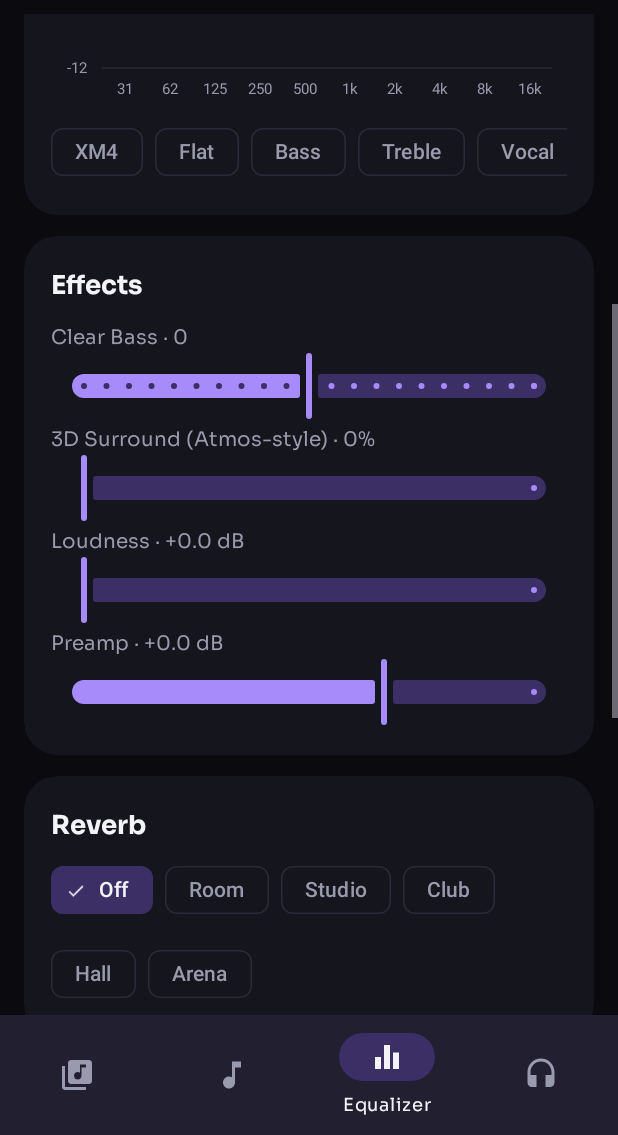
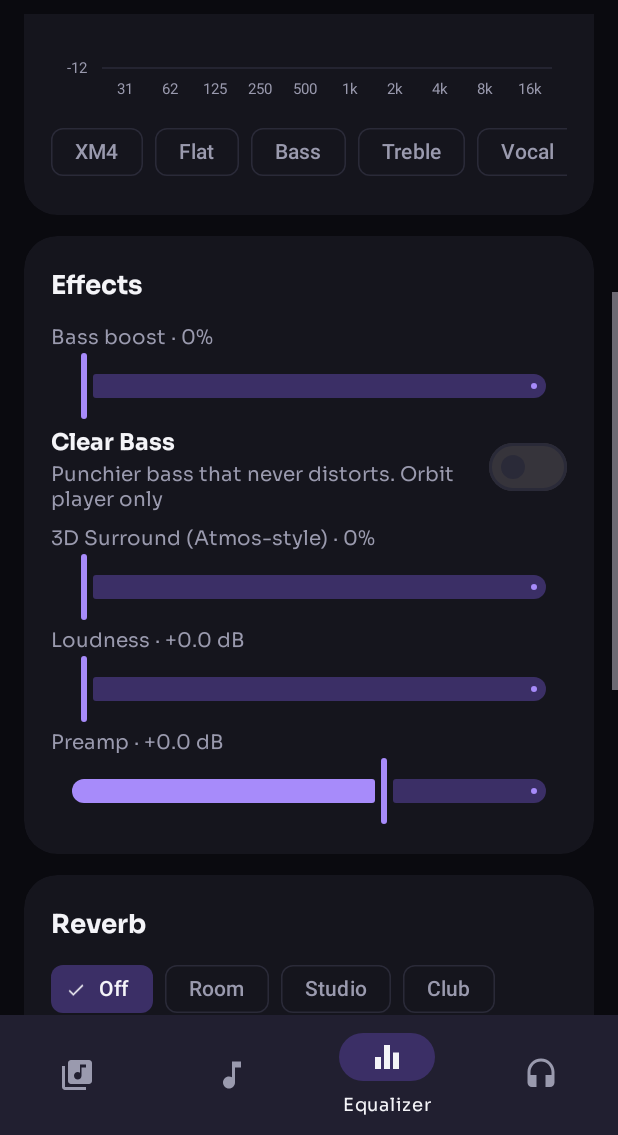
Before and after one commit to cryptoking12344-lgtm/Orbit-eq, an Android app: the screen it shows after launch (MainActivity), item 3 of the bottom bar chosen, scrolled down 466 dp, on a phone screen of 412 x 824 dp, the part 101-1236 px from its top. Run offline under Robolectric (Android 15) with nearby library versions, the phone set to English and light mode, and no system bars; pictures from the network do not load.

Commit message:
Bring back Bass boost slider with a Clear Bass switch; Clear Audio+ keeps the bass
Co-Authored-By: Claude Opus 5.5 <noreply@anthropic.com>
Claude-Session: https://claude.ai/code/session_01VKaP6LPPGrG53t7xMBSPfw

```diff
--- a/app/src/main/java/com/ck/orbiteq/MainActivity.kt
+++ b/app/src/main/java/com/ck/orbiteq/MainActivity.kt
@@ -95,6 +95,7 @@ class MainActivity : AppCompatActivity(), PlayerEngine.Listener, SpeakerTest.Lis
     private lateinit var chipsReverb: ChipGroup
     private lateinit var sliderBass: Slider
     private lateinit var switchClearAudio: MaterialSwitch
+    private lateinit var switchClearBass: MaterialSwitch
     private lateinit var sliderSpatial: Slider
     private lateinit var sliderLoud: Slider
     private lateinit var sliderPreamp: Slider
@@ -402,6 +403,7 @@ class MainActivity : AppCompatActivity(), PlayerEngine.Listener, SpeakerTest.Lis
         chipsReverb = findViewById(R.id.chipsReverb)
         sliderBass = findViewById(R.id.sliderBass)
         switchClearAudio = findViewById(R.id.switchClearAudio)
+        switchClearBass = findViewById(R.id.switchClearBass)
         sliderSpatial = findViewById(R.id.sliderSpatial)
         sliderLoud = findViewById(R.id.sliderLoud)
         sliderPreamp = findViewById(R.id.sliderPreamp)
@@ -555,7 +557,11 @@ class MainActivity : AppCompatActivity(), PlayerEngine.Listener, SpeakerTest.Lis
         findViewById<MaterialButton>(R.id.btnReset).setOnClickListener { AudioState.setEq(EqSettings()) }
         findViewById<MaterialButton>(R.id.btnSavePreset).setOnClickListener { Sheets.savePreset(this) }
 
-        bindSlider(sliderBass) { v, done -> AudioState.setEq(AudioState.eq.copy(bass = v / 10f), done) }
+        bindSlider(sliderBass) { v, done -> AudioState.setEq(AudioState.eq.copy(bass = v), done) }
+        switchClearBass.setOnCheckedChangeListener { _, on ->
+            if (AudioState.eq.clearBass != on) AudioState.setEq(AudioState.eq.copy(clearBass = on))
+        }
+        findViewById<View>(R.id.rowClearBass).setOnClickListener { switchClearBass.toggle() }
         switchClearAudio.setOnCheckedChangeListener { _, on ->
             if (AudioState.eq.clearAudio != on) AudioState.setEq(AudioState.eq.copy(clearAudio = on))
         }
@@ -631,13 +637,13 @@ class MainActivity : AppCompatActivity(), PlayerEngine.Listener, SpeakerTest.Lis
     private fun refreshSound() {
         val s = AudioState.eq
         eqCurve.setGains(s.gains)
-        val cb = (s.bass * 10f).roundToInt()
-        setSlider(sliderBass, cb.toFloat())
+        setSlider(sliderBass, s.bass)
         if (switchClearAudio.isChecked != s.clearAudio) switchClearAudio.isChecked = s.clearAudio
+        if (switchClearBass.isChecked != s.clearBass) switchClearBass.isChecked = s.clearBass
         setSlider(sliderSpatial, s.spatial)
         setSlider(sliderLoud, s.loudness)
         setSlider(sliderPreamp, s.preamp)
-        lblBass.text = getString(R.string.lbl_bass, if (cb > 0) "+$cb" else if (cb < 0) "−${-cb}" else "0")
+        lblBass.text = getString(R.string.lbl_bass, (s.bass * 100).roundToInt())
         lblSpatial.text = getString(R.string.lbl_spatial, (s.spatial * 100).roundToInt())
         lblLoud.text = getString(R.string.lbl_loud, s.loudness)
         lblPreamp.text = getString(R.string.lbl_preamp, s.preamp)
--- a/app/src/main/java/com/ck/orbiteq/model/EqSettings.kt
+++ b/app/src/main/java/com/ck/orbiteq/model/EqSettings.kt
@@ -7,11 +7,12 @@ import org.json.JSONObject
 class EqSettings(
     val gains: FloatArray = FloatArray(BANDS),
     val preamp: Float = 0f,     // dB, -12..+6
-    val bass: Float = 0f,       // Clear Bass level -1..+1 (slider -10..+10); old saves (0..1) map straight over
+    val bass: Float = 0f,       // Bass boost 0..1 (0..10 dB)
     val spatial: Float = 0f,    // 0..1  (3D surround / Atmos-style)
     val reverb: Int = 0,        // index into REVERB_NAMES
     val loudness: Float = 0f,   // dB, 0..8
     val clearAudio: Boolean = false,  // Clear Audio+ (Orbit player only)
+    val clearBass: Boolean = false,   // Bass boost done the Clear Bass way (Orbit player only)
 ) {
     fun copy(
         gains: FloatArray = this.gains.copyOf(),
@@ -21,7 +22,8 @@ class EqSettings(
         reverb: Int = this.reverb,
         loudness: Float = this.loudness,
         clearAudio: Boolean = this.clearAudio,
-    ): EqSettings = EqSettings(gains, preamp, bass, spatial, reverb, loudness, clearAudio)
+        clearBass: Boolean = this.clearBass,
+    ): EqSettings = EqSettings(gains, preamp, bass, spatial, reverb, loudness, clearAudio, clearBass)
 
     fun toJson(): JSONObject {
         val arr = JSONArray()
@@ -34,6 +36,7 @@ class EqSettings(
             .put("r", reverb)
             .put("l", loudness.toDouble())
             .put("ca", clearAudio)
+            .put("cb", clearBass)
     }
 
     companion object {
@@ -52,11 +55,12 @@ class EqSettings(
             return EqSettings(
                 gains = g,
                 preamp = o.optDouble("p", 0.0).toFloat().coerceIn(-12f, 6f),
-                bass = o.optDouble("b", 0.0).toFloat().coerceIn(-1f, 1f),
+                bass = o.optDouble("b", 0.0).toFloat().coerceIn(0f, 1f),
                 spatial = o.optDouble("s", 0.0).toFloat().coerceIn(0f, 1f),
                 reverb = o.optInt("r", 0).coerceIn(0, REVERB_NAMES.size - 1),
                 loudness = o.optDouble("l", 0.0).toFloat().coerceIn(0f, 8f),
                 clearAudio = o.optBoolean("ca", false),
+                clearBass = o.optBoolean("cb", false),
             )
         }
     }
--- a/app/src/main/res/layout/activity_main.xml
+++ b/app/src/main/res/layout/activity_main.xml
@@ -245,11 +245,47 @@
                             android:id="@+id/sliderBass"
                             android:layout_width="match_parent"
                             android:layout_height="wrap_content"
-                            android:stepSize="1"
                             android:value="0"
-                            android:valueFrom="-10"
-                            android:valueTo="10"
+                            android:valueFrom="0"
+                            android:valueTo="1"
                             app:labelBehavior="gone" />
+
+                        <!-- Clear Bass: how the bass boost is done -->
+                        <LinearLayout
+                            android:id="@+id/rowClearBass"
+                            android:layout_width="match_parent"
+                            android:layout_height="wrap_content"
+                            android:layout_marginBottom="6dp"
+                            android:background="?attr/selectableItemBackground"
+                            android:gravity="center_vertical"
+                            android:orientation="horizontal">
+
+                            <LinearLayout
+                                android:layout_width="0dp"
+                                android:layout_height="wrap_content"
+                                android:layout_weight="1"
+                                android:orientation="vertical">
+
+                                <TextView
+                                    android:layout_width="wrap_content"
+                                    android:layout_height="wrap_content"
+                                    android:text="@string/clear_bass"
+                                    android:textColor="?attr/oText"
+                                    android:textSize="15sp"
+                                    android:textStyle="bold" />
+
+                                <TextView
+                                    style="@style/Label"
+                                    android:layout_width="wrap_content"
+                                    android:layout_height="wrap_content"
+                                    android:text="@string/clear_bass_sub" />
+                            </LinearLayout>
+
+                            <com.google.android.material.materialswitch.MaterialSwitch
+                                android:id="@+id/switchClearBass"
+                                android:layout_width="wrap_content"
+                                android:layout_height="wrap_content" />
+                        </LinearLayout>
 
                         <TextView
                             android:id="@+id/lblSpatial"
--- a/app/src/main/res/values/strings.xml
+++ b/app/src/main/res/values/strings.xml
@@ -17,7 +17,9 @@
     <string name="reset">Reset</string>
     <string name="effects">Effects</string>
     <string name="reverb">Reverb</string>
-    <string name="lbl_bass">Clear Bass · %1$s</string>
+    <string name="lbl_bass">Bass boost · %1$d%%</string>
+    <string name="clear_bass">Clear Bass</string>
+    <string name="clear_bass_sub">Punchier bass that never distorts. Orbit player only</string>
     <string name="clear_audio">Clear Audio+</string>
     <string name="clear_audio_sub">Restores detail and sharpens notes. Orbit player only</string>
     <string name="lbl_spatial">3D Surround (Atmos-style) · %1$d%%</string>
```
Also changed, not shown: app/src/main/java/com/ck/orbiteq/dsp/Clear.kt (+14 -11 lines), app/src/main/java/com/ck/orbiteq/dsp/DspChain.kt (+18 -4 lines), app/src/main/java/com/ck/orbiteq/global/EffectChain.kt (+3 -4 lines), 1 other file.
